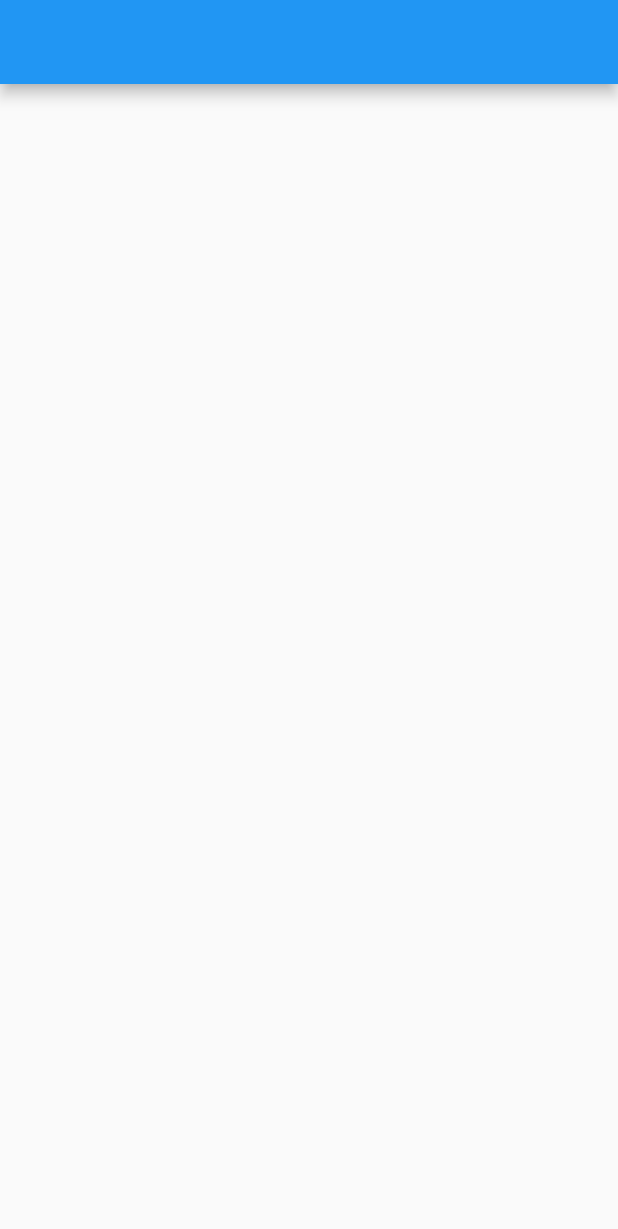
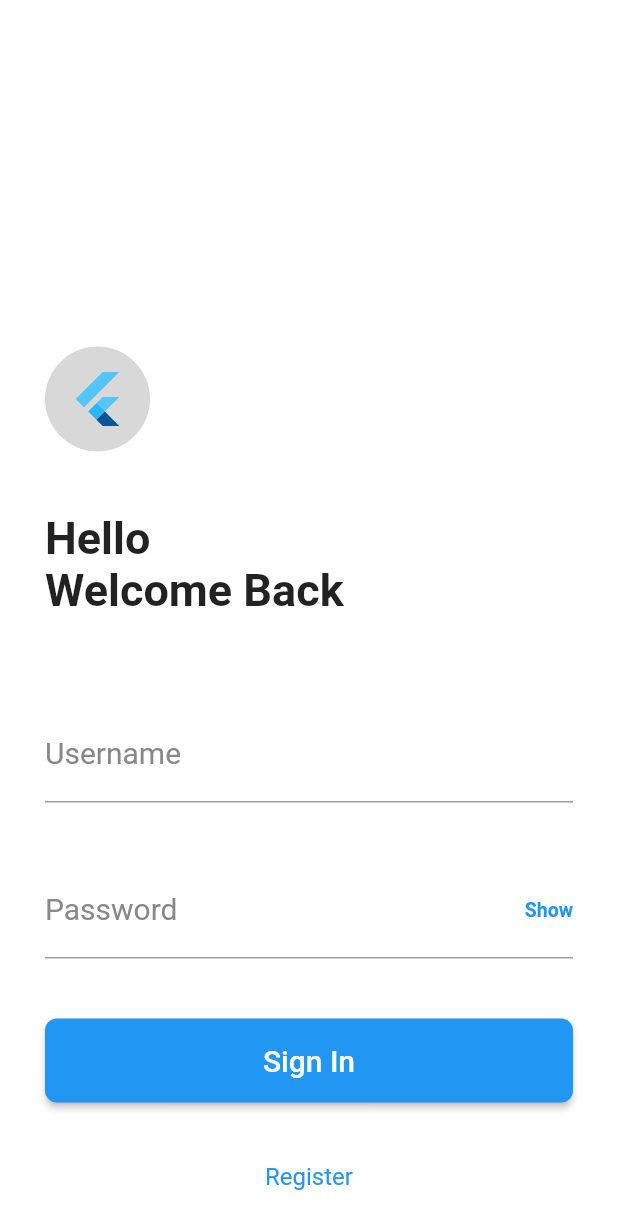
Before and after one commit to NDK1410/msbSaleApp, a Flutter app: the screen it shows after launch, on a phone screen of 412 x 824 dp. Shown: the top 1229 px of the screen. Run offline on Flutter 3.47's test engine with Material 2 defaults, Android fonts, the phone set to English and light mode, and no system bars.

Commit message:
LoginScreen

```diff
--- a/lib/src/MyApp.dart
+++ b/lib/src/MyApp.dart
@@ -6,6 +6,7 @@ class MyApp extends StatelessWidget {
   Widget build(BuildContext context) {
     return MaterialApp(
       title: 'Flutter Demo',
+      debugShowCheckedModeBanner: false,
       theme: ThemeData(
         primarySwatch: Colors.blue,
         visualDensity: VisualDensity.adaptivePlatformDensity,
--- a/lib/src/pages/LoginPage.dart
+++ b/lib/src/pages/LoginPage.dart
@@ -8,9 +8,111 @@ class LoginPage extends StatefulWidget {
 class _LoginPageState extends State<LoginPage> {
   @override
   Widget build(BuildContext context) {
-    return Scaffold(
-      appBar: AppBar(),
-      body: Center(),
+    return MaterialApp(
+      home: Scaffold(
+        body: Container(
+          color: Colors.white,
+          padding: EdgeInsets.fromLTRB(30, 0, 30, 30),
+          constraints: BoxConstraints.expand(),
+          child: Column(
+            mainAxisAlignment: MainAxisAlignment.end,
+            crossAxisAlignment: CrossAxisAlignment.start,
+            children: <Widget>[
+              Padding(
+                padding: const EdgeInsets.fromLTRB(0, 0, 0, 40),
+                child: Container(
+                  width: 70,
+                  height: 70,
+                  padding: EdgeInsets.all(15),
+                  decoration: BoxDecoration(
+                    shape: BoxShape.circle,
+                    color: Color(0xffd8d8d8),
+                  ),
+                  child: FlutterLogo(),
+                ),
+              ),
+              Padding(
+                padding: const EdgeInsets.fromLTRB(0, 0, 0, 60),
+                child: Text(
+                  "Hello\nWelcome Back",
+                  style: TextStyle(
+                    fontWeight: FontWeight.bold,
+                    color: Colors.black87,
+                    fontSize: 30,
+                  ),
+                ),
+              ),
+              Padding(
+                padding: const EdgeInsets.fromLTRB(0, 0, 0, 40),
+                child: TextField(
+                  style: TextStyle(fontSize: 18, color: Colors.black87),
+                  decoration: InputDecoration(
+                    labelText: "Username",
+                    labelStyle: TextStyle(
+                      fontSize: 20,
+                      color: Color(0xff888888),
+                    ),
+                  ),
+                ),
+              ),
+              Padding(
+                padding: const EdgeInsets.fromLTRB(0, 0, 0, 40),
+                child: Stack(
+                  alignment: AlignmentDirectional.centerEnd,
+                  children: <Widget>[
+                    TextField(
+                      style: TextStyle(fontSize: 18, color: Colors.black87),
+                      obscureText: true,
+                      decoration: InputDecoration(
+                        labelText: "Password",
+                        labelStyle: TextStyle(
+                          fontSize: 20,
+                          color: Color(0xff888888),
+                        ),
+                      ),
+                    ),
+                    Text(
+                      "Show",
+                      style: TextStyle(
+                          color: Colors.blue,
+                          fontSize: 13,
+                          fontWeight: FontWeight.bold),
+                    )
+                  ],
+                ),
+              ),
+              Padding(
+                padding: const EdgeInsets.fromLTRB(0, 0, 0, 40),
+                child: SizedBox(
+                  width: double.infinity,
+                  height: 56,
+                  child: RaisedButton(
+                    color: Colors.blue,
+                    shape: RoundedRectangleBorder(
+                      borderRadius: BorderRadius.all(
+                        Radius.circular(8),
+                      ),
+                    ),
+                    onPressed: onSignInClicked,
+                    child: Text(
+                      "Sign In",
+                      style: TextStyle(color: Colors.white, fontSize: 20),
+                    ),
+                  ),
+                ),
+              ),
+              Center(
+                child: Text(
+                  "Register",
+                  style: TextStyle(color: Colors.blue, fontSize: 16),
+                ),
+              ),
+            ],
+          ),
+        ),
+      ),
     );
   }
+
+  void onSignInClicked() {}
 }
```
Also changed, not shown: lib/src/pages/HomePage.dart (added, +130 -0 lines).
